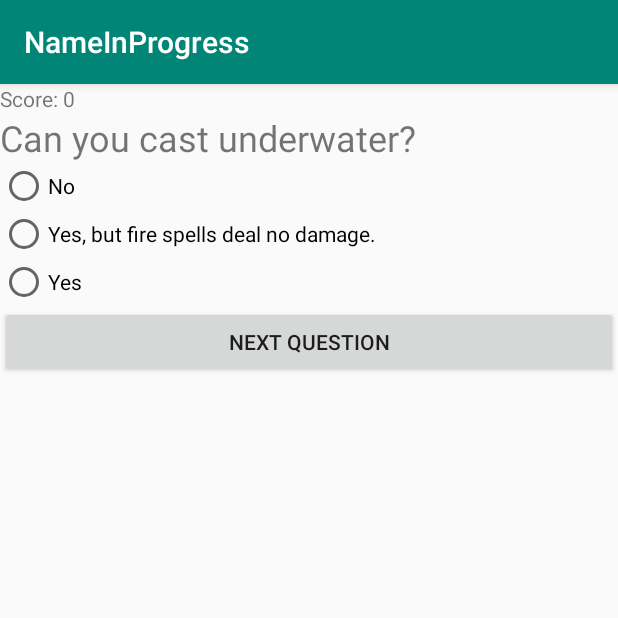
After one commit to ehkn12/QuizQuest, an Android app: the QuizActivity screen opened directly, with no data from a screen before it, on a phone screen of 412 x 824 dp, the top half of it. The commit adds this screen. Run offline under Robolectric (Android 15) with nearby library versions, the phone set to English and light mode, and no system bars; our stand-ins replace Room's generated code.

Commit message:
- added database that allows for main thread queries (to change once threading is learnt) - added questions and answers - base functionality of a quiz with score

```diff
--- a/app/src/main/AndroidManifest.xml
+++ b/app/src/main/AndroidManifest.xml
@@ -1,6 +1,9 @@
 <?xml version="1.0" encoding="utf-8"?>
 <manifest xmlns:android="http://schemas.android.com/apk/res/android"
     package="com.example.GroupAssignment">
+
+    <uses-permission android:name="android.permission.INTERNET" />
+    <uses-permission android:name="android.permission.ACCESS_NETWORK_STATE" />
 
     <application
         android:allowBackup="true"
@@ -9,7 +12,8 @@
         android:roundIcon="@mipmap/ic_launcher_round"
         android:supportsRtl="true"
         android:theme="@style/AppTheme">
-        <activity android:name="com.example.GroupAssignment.activities.MainActivity">
+        <activity android:name=".activities.QuizActivity"></activity>
+        <activity android:name=".activities.MainActivity">
             <intent-filter>
                 <action android:name="android.intent.action.MAIN" />
 
--- /dev/null
+++ b/app/src/main/java/com/example/GroupAssignment/QuestionDao.java
@@ -0,0 +1,30 @@
+package com.example.GroupAssignment;
+
+import androidx.room.Dao;
+import androidx.room.Delete;
+import androidx.room.Insert;
+import androidx.room.OnConflictStrategy;
+import androidx.room.Query;
+import androidx.room.Update;
+
+import com.example.GroupAssignment.models.Question;
+
+import java.util.List;
+
+@Dao
+public interface QuestionDao {
+    @Insert(onConflict = OnConflictStrategy.REPLACE)
+    void insertAll(List<Question> question);
+
+    @Update
+    public void update(Question... questions);
+
+    @Delete
+    public void delete(Question question);
+
+    @Query("SELECT * FROM question")
+    List<Question> getAllBooks();
+
+    @Query("SELECT * FROM question WHERE id = :number")
+    public Question getQuestion(int number);
+}
--- /dev/null
+++ b/app/src/main/java/com/example/GroupAssignment/QuestionDatabase.java
@@ -0,0 +1,26 @@
+package com.example.GroupAssignment;
+
+
+import android.content.Context;
+
+import androidx.room.Database;
+import androidx.room.Room;
+import androidx.room.RoomDatabase;
+
+import com.example.GroupAssignment.models.Question;
+
+@Database(entities = {Question.class}, version = 1)
+public abstract class QuestionDatabase extends RoomDatabase {
+    public abstract QuestionDao questionDao();
+
+    private static QuestionDatabase instance;
+    public static QuestionDatabase getInstance(Context context){
+
+        if(instance == null){
+            //TODO:: to be changed with what we learn in class in this upcoming week
+            instance = Room.databaseBuilder(context, QuestionDatabase.class, "questDB").allowMainThreadQueries().build();
+        }
+        return instance;
+    }
+
+}
--- a/app/src/main/java/com/example/GroupAssignment/activities/MainActivity.java
+++ b/app/src/main/java/com/example/GroupAssignment/activities/MainActivity.java
@@ -2,15 +2,35 @@ package com.example.GroupAssignment.activities;
 
 import androidx.appcompat.app.AppCompatActivity;
 
+import android.content.Context;
+import android.content.Intent;
 import android.os.Bundle;
+import android.view.View;
+import android.widget.Button;
+import android.widget.RadioButton;
+import android.widget.RadioGroup;
 
 import com.example.GroupAssignment.R;
 
 public class MainActivity extends AppCompatActivity {
 
+    Button startBtn;
+
     @Override
     protected void onCreate(Bundle savedInstanceState) {
         super.onCreate(savedInstanceState);
         setContentView(R.layout.activity_main);
+
+        startBtn = findViewById(R.id.startButton);
+        startBtn.setOnClickListener( new View.OnClickListener(){
+
+            @Override
+            public void onClick(View view) {
+                Context c = view.getContext();
+                Intent intent = new Intent(c, QuizActivity.class);
+                c.startActivity(intent);
+
+            }
+        });
     }
 }
--- /dev/null
+++ b/app/src/main/java/com/example/GroupAssignment/activities/QuizActivity.java
@@ -0,0 +1,173 @@
+package com.example.GroupAssignment.activities;
+
+import androidx.appcompat.app.AppCompatActivity;
+
+import android.content.Intent;
+import android.os.Bundle;
+import android.view.View;
+import android.widget.Button;
+import android.widget.LinearLayout;
+import android.widget.RadioButton;
+import android.widget.RadioGroup;
+import android.widget.TextView;
+
+import com.example.GroupAssignment.QuestionDatabase;
+import com.example.GroupAssignment.R;
+import com.example.GroupAssignment.models.Question;
+
+import java.util.ArrayList;
+import java.util.List;
+
+public class QuizActivity extends AppCompatActivity {
+
+
+    TextView scoreText;
+    TextView questionText;
+    RadioButton optionA;
+    RadioButton optionB;
+    RadioButton optionC;
+    Button nextBtn;
+
+    QuestionDatabase db;
+
+    int score = 0;
+    int questionNum = 0;
+    Question currentQuestion;
+
+    @Override
+    protected void onCreate(Bundle savedInstanceState) {
+        super.onCreate(savedInstanceState);
+        setContentView(R.layout.activity_quiz);
+        LinearLayout quizLinearLayout = findViewById(R.id.quizLinearLayout);
+        db = QuestionDatabase.getInstance(quizLinearLayout.getContext());
+
+        questionText = quizLinearLayout.findViewById(R.id.quizQuestion);
+        scoreText = quizLinearLayout.findViewById(R.id.scoreText);
+        optionA = quizLinearLayout.findViewById(R.id.quizOptionA);
+        optionB = quizLinearLayout.findViewById(R.id.quizOptionB);
+        optionC = quizLinearLayout.findViewById(R.id.quizOptionC);
+        nextBtn = quizLinearLayout.findViewById(R.id.quizNextButton);
+
+        Intent intent = getIntent();
+
+
+
+        db.questionDao().insertAll(getQuestionList());
+        currentQuestion = db.questionDao().getQuestion(questionNum);
+        setQuestion(currentQuestion, score);
+
+        nextBtn.setOnClickListener( new View.OnClickListener(){
+
+            @Override
+            public void onClick(View view) {
+                RadioGroup radioGroup = (RadioGroup)findViewById(R.id.quizOptions);
+                RadioButton answer = (RadioButton)findViewById(radioGroup.getCheckedRadioButtonId());
+                if (currentQuestion.getAnswer().equals(answer.getText())){
+                    score++;
+                } else {
+                    //TODO: display api?
+                }
+                answer.setChecked(false);
+                questionNum++;
+                currentQuestion = db.questionDao().getQuestion(questionNum);
+
+                setQuestion(currentQuestion, score);
+
+            }
+        });
+
+
+
+
+
+
+    }
+
+    public void setQuestion(Question question, int score){
+
+        scoreText.setText("Score: " + score);
+        questionText.setText(question.getQuestion());
+        optionA.setText(question.getOptionA());
+        optionB.setText(question.getOptionB());
+        optionC.setText(question.getOptionC());
+    }
+
+    public List<Question> getQuestionList(){
+        //TODO:: to put this somewhere that's not here
+        //TODO:: add url from api
+        //questions and answers from https://www.sageadvice.eu/2017/11/27/trivia-quiz-on-5th-edition-dd-rules/
+        List<Question> questionList = new ArrayList<>();
+        questionList.add(0, new Question(0,
+                "Can you cast underwater?",
+                "No",
+                "Yes, but fire spells deal no damage.",
+                "Yes",
+                "Yes",
+                ""));
+        questionList.add(1, new Question(1,
+                "Is there alignment restriction for classes in Player's Handbook?",
+                "Yes, Paladin must be Lawful Good, Druid must be Neutral and Assassin must be evil.",
+                "No",
+                "Yes, Paladin must be Good and Monk Lawful.",
+                "No",
+                ""));
+        questionList.add(2, new Question(2,
+                "Can you knock a creature out with a melee spell attack?",
+                "Only with Spell Sniper feat.",
+                "No, only with a melee weapon.",
+                "Yes",
+                "Yes",
+                ""));
+        questionList.add(3, new Question(3,
+                "Can you use a shield with Mage Armor spell?",
+                "Only with a light shield or buckler shield.",
+                "Yes, Mage Armor spell works with a shield",
+                "Nope, they do not stack.",
+                "Yes, Mage Armor spell works with a shield.",
+                ""));
+        questionList.add(4, new Question(4,
+                "A monster is immune to damage from nonmagical bludgeoning weapons. Does he still take damage from falling?",
+                "Yes, but has resistance to damage.",
+                "No, fall is a bludgeoning damage.",
+                "Yes, fall is not a weapon.",
+                "Yes, fall is not a weapon.",
+                ""));
+        questionList.add(5, new Question(5,
+                "If a 5th level wizard casts a Fireball during surprise, do the enemies get disadvantage on their saving throw?",
+                "No",
+                "Only if wizard has with War Caster feat.",
+                "Yes",
+                "No",
+                ""));
+        questionList.add(6, new Question(6,
+                "Is a 1 on an ability check an automatic failure?",
+                "No",
+                "Yes.",
+                "Yes and roll a d10 on Fumble table.",
+                "No",
+                ""));
+        questionList.add(7, new Question(7,
+                "Can rogue get sneak attack damage against undead?",
+                "Yes, Sneak Attack works against Undead.",
+                "No, undeads have resistance to sneak attack.",
+                "Only if you use a bludgeoning weapon.",
+                "Yes, Sneak Attack works against Undead.",
+                ""));
+        questionList.add(8, new Question(8,
+                "If you have a creature between you and the target...",
+                "Target has cover +4 bonus to AC.",
+                "Target has half-cover +2 bonus to AC.",
+                "You have disadvantage.",
+                "Target has half-cover +2 bonus to AC.",
+                ""));
+        questionList.add(9, new Question(9,
+                "Can you make an attack action from Prone condition?",
+                "Yes, but you have disadvantage on attack rolls.",
+                "No, you must stand up (half movement) and attack.",
+                "Only with a weapon with reach property.",
+                "Yes, but you have disadvantage on attack rolls.",
+                ""));
+
+        return questionList;
+    }
+}
--- /dev/null
+++ b/app/src/main/java/com/example/GroupAssignment/models/Question.java
@@ -0,0 +1,90 @@
+package com.example.GroupAssignment.models;
+
+import androidx.annotation.NonNull;
+import androidx.room.Entity;
+import androidx.room.PrimaryKey;
+
+@Entity(tableName = "question")
+public class Question {
+
+    @NonNull
+    @PrimaryKey
+    private int id;
+
+    private String question;
+    private String optionA;
+    private String optionB;
+    private String optionC;
+    private String answer;
+
+    //url for DnD api used to explain answer
+    private String url;
+
+    public Question(){}
+
+    public Question(int id, String question, String optionA, String optionB, String optionC, String answer, String url) {
+        this.id = id;
+        this.question = question;
+        this.optionA = optionA;
+        this.optionB = optionB;
+        this.optionC = optionC;
+        this.answer = answer;
+        this.url = url;
+    }
+
+    public int getId() {
+        return id;
+    }
+
+    public void setId(int id) {
+        this.id = id;
+    }
+
+    public String getQuestion() {
+        return question;
+    }
+
+    public void setQuestion(String question) {
+        this.question = question;
+    }
+
+    public String getOptionA() {
+        return optionA;
+    }
+
+    public void setOptionA(String optionA) {
+        this.optionA = optionA;
+    }
+
+    public String getOptionB() {
+        return optionB;
+    }
+
+    public void setOptionB(String optionB) {
+        this.optionB = optionB;
+    }
+
+    public String getOptionC() {
+        return optionC;
+    }
+
+    public void setOptionC(String optionC) {
+        this.optionC = optionC;
+    }
+
+    public String getAnswer() {
+        return answer;
+    }
+
+    public void setAnswer(String answer) {
+        this.answer = answer;
+    }
+
+    public String getUrl() {
+        return url;
+    }
+
+    public void setUrl(String url) {
+        this.url = url;
+    }
+}
--- a/app/src/main/res/layout/activity_main.xml
+++ b/app/src/main/res/layout/activity_main.xml
@@ -6,13 +6,14 @@
     android:layout_height="match_parent"
     tools:context=".activities.MainActivity">
 
-    <TextView
+    <Button
+        android:id="@+id/startButton"
         android:layout_width="wrap_content"
         android:layout_height="wrap_content"
-        android:text="Hello World!"
+        android:text="Start Quiz"
         app:layout_constraintBottom_toBottomOf="parent"
-        app:layout_constraintLeft_toLeftOf="parent"
-        app:layout_constraintRight_toRightOf="parent"
+        app:layout_constraintEnd_toEndOf="parent"
+        app:layout_constraintStart_toStartOf="parent"
         app:layout_constraintTop_toTopOf="parent" />
 
 </androidx.constraintlayout.widget.ConstraintLayout>
--- /dev/null
+++ b/app/src/main/res/layout/activity_quiz.xml
@@ -0,0 +1,59 @@
+<?xml version="1.0" encoding="utf-8"?>
+<RelativeLayout xmlns:android="http://schemas.android.com/apk/res/android"
+    xmlns:app="http://schemas.android.com/apk/res-auto"
+    xmlns:tools="http://schemas.android.com/tools"
+    android:layout_width="match_parent"
+    android:layout_height="match_parent"
+    tools:context="com.example.GroupAssignment.activities.QuizActivity">
+
+    <LinearLayout
+        android:id="@+id/quizLinearLayout"
+        android:layout_width="match_parent"
+        android:layout_height="match_parent"
+        android:orientation="vertical">
+
+        <TextView
+            android:id="@+id/scoreText"
+            android:layout_width="wrap_content"
+            android:layout_height="wrap_content"
+            android:text="TextView" />
+
+        <TextView
+            android:id="@+id/quizQuestion"
+            android:layout_width="match_parent"
+            android:layout_height="wrap_content"
+            android:text="TextView"
+            android:textSize="24sp" />
+
+        <RadioGroup
+            android:id="@+id/quizOptions"
+            android:layout_width="match_parent"
+            android:layout_height="wrap_content">
+
+            <RadioButton
+                android:id="@+id/quizOptionA"
+                android:layout_width="match_parent"
+                android:layout_height="wrap_content"
+                android:text="RadioButton" />
+
+            <RadioButton
+                android:id="@+id/quizOptionB"
+                android:layout_width="match_parent"
+                android:layout_height="wrap_content"
+                android:text="RadioButton" />
+
+            <RadioButton
+                android:id="@+id/quizOptionC"
+                android:layout_width="match_parent"
+                android:layout_height="wrap_content"
+                android:text="RadioButton" />
+        </RadioGroup>
+
+        <Button
+            android:id="@+id/quizNextButton"
+            android:layout_width="match_parent"
+            android:layout_height="wrap_content"
+            android:text="Next Question" />
+
+    </LinearLayout>
+</RelativeLayout>
```
Also changed, not shown: app/build.gradle (+14 -0 lines), 1 other file.
